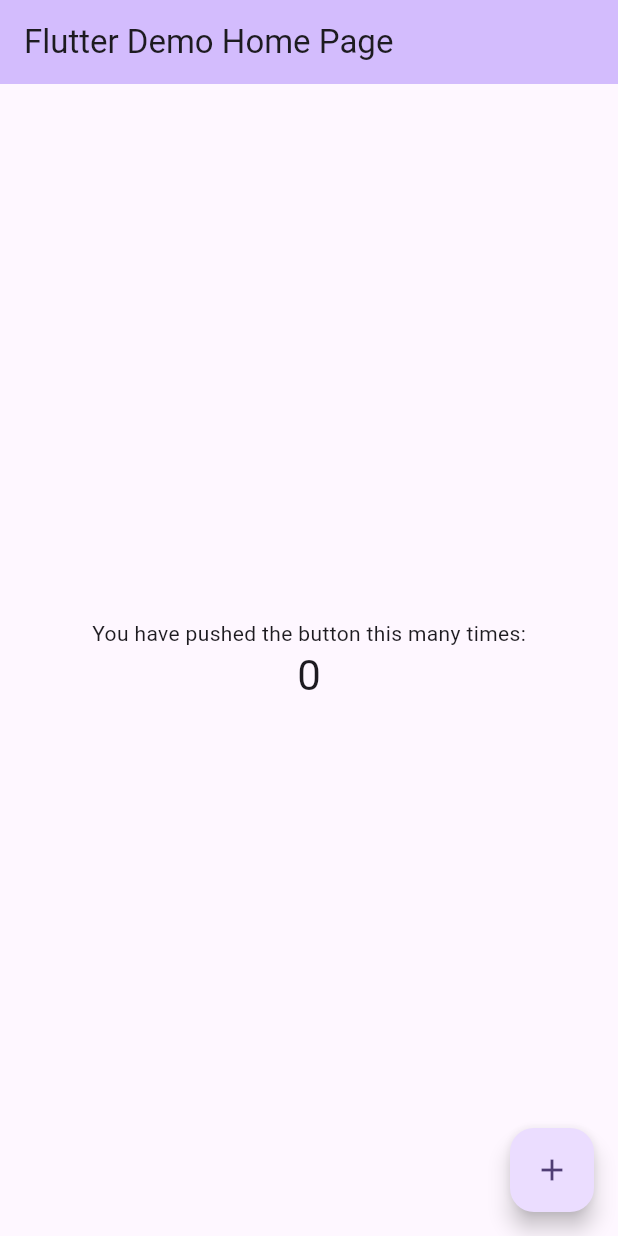
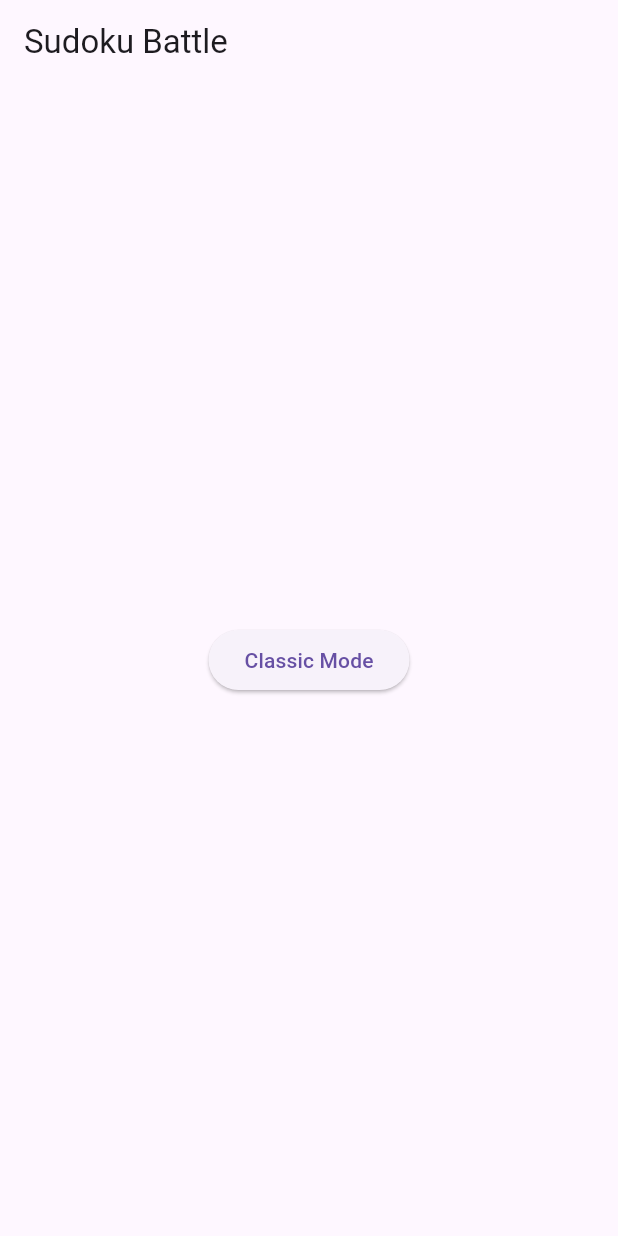
Before and after one commit to 912-Dumitrescu-David/sudoku_battle, a Flutter app: the screen it shows after launch, on a phone screen of 412 x 824 dp. Run offline on Flutter 3.47's test engine with Material 3 defaults, Android fonts, the phone set to English and light mode, and no system bars; missing offline and left inert: sudoku_solver_generator.

Commit message:
single player functionality works

```diff
--- a/lib/main.dart
+++ b/lib/main.dart
@@ -1,125 +1,26 @@
 import 'package:flutter/material.dart';
+import 'package:provider/provider.dart';
+import 'package:sudoku_battle/providers/sudoku_provider.dart';
+import 'package:sudoku_battle/screens/home_screen.dart';
 
 void main() {
-  runApp(const MyApp());
+  runApp(const SudokuBattleApp());
 }
 
-class MyApp extends StatelessWidget {
-  const MyApp({super.key});
+class SudokuBattleApp extends StatelessWidget {
+  const SudokuBattleApp({Key? key}) : super(key: key);
 
-  // This widget is the root of your application.
   @override
   Widget build(BuildContext context) {
-    return MaterialApp(
-      title: 'Flutter Demo',
-      theme: ThemeData(
-        // This is the theme of your application.
-        //
-        // TRY THIS: Try running your application with "flutter run". You'll see
-        // the application has a purple toolbar. Then, without quitting the app,
-        // try changing the seedColor in the colorScheme below to Colors.green
-        // and then invoke "hot reload" (save your changes or press the "hot
-        // reload" button in a Flutter-supported IDE, or press "r" if you used
-        // the command line to start the app).
-        //
-        // Notice that the counter didn't reset back to zero; the application
-        // state is not lost during the reload. To reset the state, use hot
-        // restart instead.
-        //
-        // This works for code too, not just values: Most code changes can be
-        // tested with just a hot reload.
-        colorScheme: ColorScheme.fromSeed(seedColor: Colors.deepPurple),
-        useMaterial3: true,
+    return ChangeNotifierProvider(
+      create: (_) => SudokuProvider(),
+      child: MaterialApp(
+        title: 'Sudoku Battle',
+        theme: ThemeData(
+          primarySwatch: Colors.blue,
+        ),
+        home: const HomeScreen(),
       ),
-      home: const MyHomePage(title: 'Flutter Demo Home Page'),
     );
   }
 }
-
-class MyHomePage extends StatefulWidget {
-  const MyHomePage({super.key, required this.title});
-
-  // This widget is the home page of your application. It is stateful, meaning
-  // that it has a State object (defined below) that contains fields that affect
-  // how it looks.
-
-  // This class is the configuration for the state. It holds the values (in this
-  // case the title) provided by the parent (in this case the App widget) and
-  // used by the build method of the State. Fields in a Widget subclass are
-  // always marked "final".
-
-  final String title;
-
-  @override
-  State<MyHomePage> createState() => _MyHomePageState();
-}
-
-class _MyHomePageState extends State<MyHomePage> {
-  int _counter = 0;
-
-  void _incrementCounter() {
-    setState(() {
-      // This call to setState tells the Flutter framework that something has
-      // changed in this State, which causes it to rerun the build method below
-      // so that the display can reflect the updated values. If we changed
-      // _counter without calling setState(), then the build method would not be
-      // called again, and so nothing would appear to happen.
-      _counter++;
-    });
-  }
-
-  @override
-  Widget build(BuildContext context) {
-    // This method is rerun every time setState is called, for instance as done
-    // by the _incrementCounter method above.
-    //
-    // The Flutter framework has been optimized to make rerunning build methods
-    // fast, so that you can just rebuild anything that needs updating rather
-    // than having to individually change instances of widgets.
-    return Scaffold(
-      appBar: AppBar(
-        // TRY THIS: Try changing the color here to a specific color (to
-        // Colors.amber, perhaps?) and trigger a hot reload to see the AppBar
-        // change color while the other colors stay the same.
-        backgroundColor: Theme.of(context).colorScheme.inversePrimary,
-        // Here we take the value from the MyHomePage object that was created by
-        // the App.build method, and use it to set our appbar title.
-        title: Text(widget.title),
-      ),
-      body: Center(
-        // Center is a layout widget. It takes a single child and positions it
-        // in the middle of the parent.
-        child: Column(
-          // Column is also a layout widget. It takes a list of children and
-          // arranges them vertically. By default, it sizes itself to fit its
-          // children horizontally, and tries to be as tall as its parent.
-          //
-          // Column has various properties to control how it sizes itself and
-          // how it positions its children. Here we use mainAxisAlignment to
-          // center the children vertically; the main axis here is the vertical
-          // axis because Columns are vertical (the cross axis would be
-          // horizontal).
-          //
-          // TRY THIS: Invoke "debug painting" (choose the "Toggle Debug Paint"
-          // action in the IDE, or press "p" in the console), to see the
-          // wireframe for each widget.
-          mainAxisAlignment: MainAxisAlignment.center,
-          children: <Widget>[
-            const Text(
-              'You have pushed the button this many times:',
-            ),
-            Text(
-              '$_counter',
-              style: Theme.of(context).textTheme.headlineMedium,
-            ),
-          ],
-        ),
-      ),
-      floatingActionButton: FloatingActionButton(
-        onPressed: _incrementCounter,
-        tooltip: 'Increment',
-        child: const Icon(Icons.add),
-      ), // This trailing comma makes auto-formatting nicer for build methods.
-    );
-  }
-}
--- /dev/null
+++ b/lib/screens/home_screen.dart
@@ -0,0 +1,28 @@
+import 'package:flutter/material.dart';
+import 'difficulty_screen.dart';
+
+class HomeScreen extends StatelessWidget {
+  const HomeScreen({Key? key}) : super(key: key);
+
+  void _goToClassicMode(BuildContext context) {
+    Navigator.push(
+      context,
+      MaterialPageRoute(builder: (context) => const DifficultyScreen()),
+    );
+  }
+
+  @override
+  Widget build(BuildContext context) {
+    return Scaffold(
+      appBar: AppBar(
+        title: const Text('Sudoku Battle'),
+      ),
+      body: Center(
+        child: ElevatedButton(
+          onPressed: () => _goToClassicMode(context),
+          child: const Text('Classic Mode'),
+        ),
+      ),
+    );
+  }
+}
--- a/pubspec.yaml
+++ b/pubspec.yaml
@@ -30,6 +30,8 @@ environment:
 dependencies:
   flutter:
     sdk: flutter
+  sudoku_solver_generator: ^2.1.0+1
+  provider: ^6.1.0
 
   # The following adds the Cupertino Icons font to your application.
   # Use with the CupertinoIcons class for iOS style icons.
```
Also changed, not shown: lib/models/sudoku_model.dart (added, +11 -0 lines), lib/providers/sudoku_provider.dart (added, +113 -0 lines), lib/screens/difficulty_screen.dart (added, +61 -0 lines), lib/screens/fail_screen.dart (added, +40 -0 lines), lib/screens/sudoku_screen.dart (added, +85 -0 lines), lib/screens/win_screen.dart (added, +39 -0 lines), lib/widgets/number_keypad.dart (added, +67 -0 lines), lib/widgets/sudoku_board.dart (added, +59 -0 lines), pubspec.lock.
